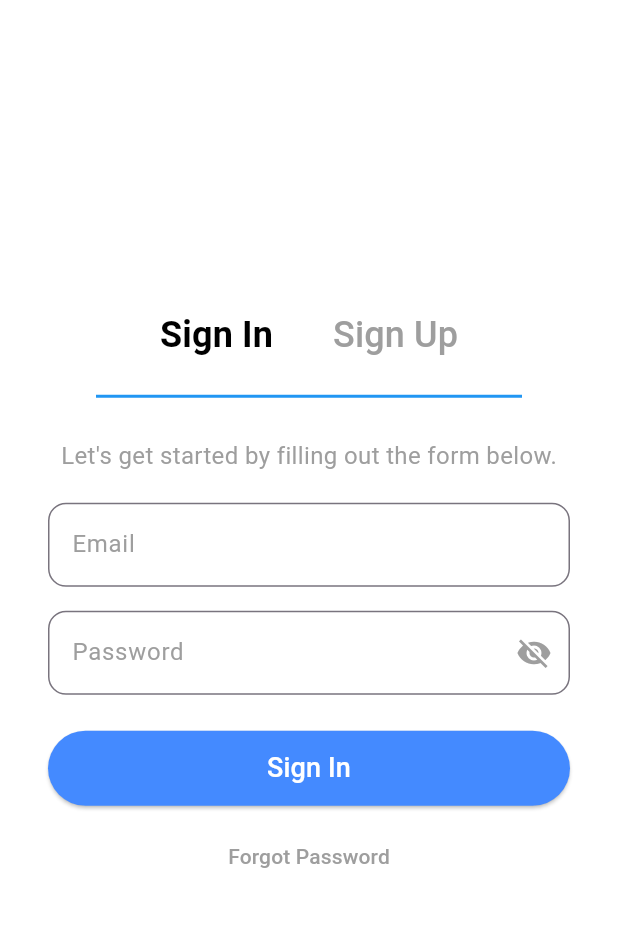
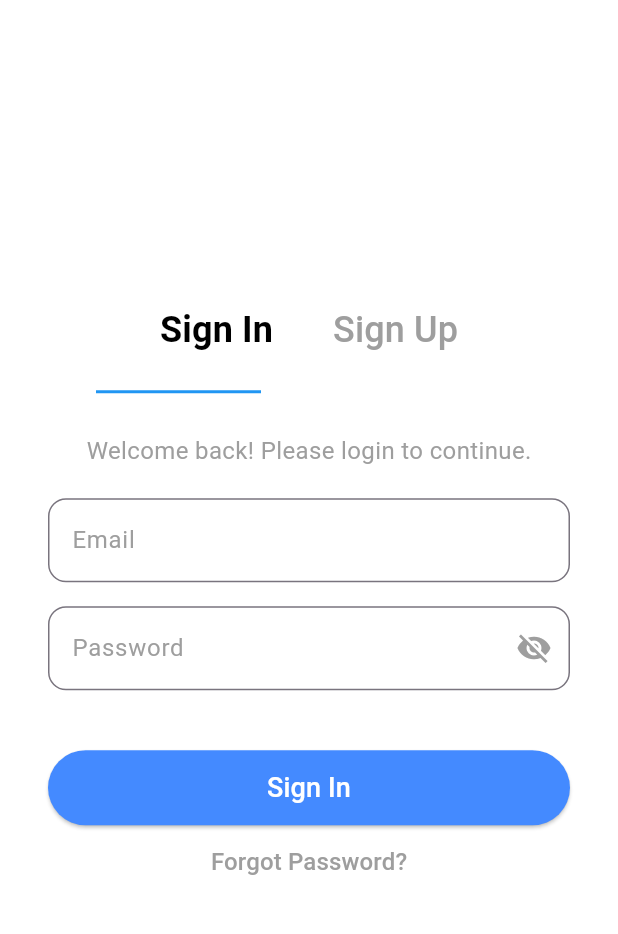
Before and after one commit to Saikat141/jobin-s-career-app, a Flutter app: the screen it shows after launch, after a tap on "Recruiter", on a phone screen of 412 x 824 dp, the part 65-999 px from its top. Run offline on Flutter 3.47's test engine with Material 3 defaults, Android fonts, the light colour scheme and no system bars; network calls fail.

Commit message:
login and sigup fied for candidate_auth

```diff
--- a/lib/templates/homepage.dart
+++ b/lib/templates/homepage.dart
@@ -1,5 +1,6 @@
 import 'package:flutter/material.dart';
-import 'package:jobins_app/templates/recuitor.dart';
+import 'package:jobins_app/templates/candidate_auth.dart';
+import 'package:jobins_app/templates/recuitor_auth.dart';
 
 class HomePage extends StatelessWidget {
   const HomePage({super.key});
@@ -78,7 +79,7 @@ class HomePage extends StatelessWidget {
                           // Action for Recruiter
                           Navigator.push(context,
                             MaterialPageRoute(
-                                builder:(context) => const RecruiterLoginScreen(),
+                                builder:(context) => const RecruiterAuthScreen(),
 
                             )
                           );
@@ -92,6 +93,12 @@ class HomePage extends StatelessWidget {
                         iconColor: Colors.teal,
                         onTap: () {
                           // Action for Candidate
+                          Navigator.push(context,
+                              MaterialPageRoute(
+                                builder:(context) => const CandidateAuthScreen(),
+
+                              )
+                          );
                         },
                       ),
                     ],
--- /dev/null
+++ b/lib/templates/recuitor_auth.dart
@@ -0,0 +1,190 @@
+import 'package:flutter/material.dart';
+
+class RecruiterAuthScreen extends StatefulWidget {
+  const RecruiterAuthScreen({super.key});
+
+  @override
+  _RecruiterAuthScreenState createState() => _RecruiterAuthScreenState();
+}
+
+class _RecruiterAuthScreenState extends State<RecruiterAuthScreen> {
+  bool isSignUp = false; // Flag to toggle between Sign In and Sign Up
+
+  @override
+  Widget build(BuildContext context) {
+    return Scaffold(
+      backgroundColor: Colors.white,
+      appBar: AppBar(
+        backgroundColor: Colors.white,
+        elevation: 0,
+        title: const Text(
+          "JOBIN's For Recruiter's",
+          style: TextStyle(color: Colors.black, fontSize: 24, fontWeight: FontWeight.w700),
+        ),
+        centerTitle: true,
+      ),
+      body: Padding(
+        padding: const EdgeInsets.symmetric(horizontal: 32.0),
+        child: Column(
+          mainAxisAlignment: MainAxisAlignment.center,
+          children: [
+            // Toggle between Sign In and Sign Up
+            Row(
+              mainAxisAlignment: MainAxisAlignment.center,
+              children: [
+                TextButton(
+                  onPressed: () {
+                    setState(() {
+                      isSignUp = false;
+                    });
+                  },
+                  child: Text(
+                    "Sign In",
+                    style: TextStyle(
+                      fontSize: 24,
+                      fontWeight: isSignUp ? FontWeight.w500 : FontWeight.bold,
+                      color: isSignUp ? Colors.grey : Colors.black,
+                    ),
+                  ),
+                ),
+                const SizedBox(width: 16),
+                TextButton(
+                  onPressed: () {
+                    setState(() {
+                      isSignUp = true;
+                    });
+                  },
+                  child: Text(
+                    "Sign Up",
+                    style: TextStyle(
+                      fontSize: 24,
+                      fontWeight: isSignUp ? FontWeight.bold : FontWeight.w500,
+                      color: isSignUp ? Colors.black : Colors.grey,
+                    ),
+                  ),
+                ),
+              ],
+            ),
+            const SizedBox(height: 8),
+            Divider(
+              color: Colors.blue,
+              thickness: 2,
+              indent: isSignUp ? MediaQuery.of(context).size.width * 0.5 : 32,
+              endIndent: isSignUp ? 32 : MediaQuery.of(context).size.width * 0.5,
+            ),
+            const SizedBox(height: 20),
+            Text(
+
+              isSignUp ? "Let's get started by filling out the form below." : "Welcome back! Please login to continue.",
+              style: const TextStyle(color: Colors.grey, fontSize: 16),
+            ),
+            const SizedBox(height: 20),
+
+            // Common Email Text Field
+            TextField(
+              decoration: InputDecoration(
+                labelText: 'Email',
+                labelStyle: const TextStyle(color: Colors.grey),
+                border: OutlineInputBorder(
+                  borderRadius: BorderRadius.circular(12),
+                  borderSide: const BorderSide(color: Colors.grey),
+                ),
+              ),
+              keyboardType: TextInputType.emailAddress,
+            ),
+            const SizedBox(height: 16),
+
+            // Additional fields for Sign Up
+            if (isSignUp)
+              Column(
+                children: [
+                  TextField(
+                    decoration: InputDecoration(
+                      labelText: 'Company Name',
+                      labelStyle: const TextStyle(color: Colors.grey),
+                      border: OutlineInputBorder(
+                        borderRadius: BorderRadius.circular(12),
+                        borderSide: const BorderSide(color: Colors.grey),
+                      ),
+                    ),
+                  ),
+                  const SizedBox(height: 16),
+                ],
+              ),
+
+            // Password Text Field
+            TextField(
+              obscureText: true,
+              decoration: InputDecoration(
+                labelText: 'Password',
+                labelStyle: const TextStyle(color: Colors.grey),
+                suffixIcon: IconButton(
+                  icon: const Icon(Icons.visibility_off, color: Colors.grey),
+                  onPressed: () {
+                    // Toggle password visibility logic if needed
+                  },
+                ),
+                border: OutlineInputBorder(
+                  borderRadius: BorderRadius.circular(12),
+                  borderSide: const BorderSide(color: Colors.grey),
+                ),
+              ),
+            ),
+            const SizedBox(height: 16),
+
+            // Confirm Password for Sign Up only
+            if (isSignUp)
+              TextField(
+                obscureText: true,
+                decoration: InputDecoration(
+                  labelText: 'Confirm Password',
+                  labelStyle: const TextStyle(color: Colors.grey),
+                  suffixIcon: IconButton(
+                    icon: const Icon(Icons.visibility_off, color: Colors.grey),
+                    onPressed: () {
+                      // Toggle confirm password visibility logic if needed
+                    },
+                  ),
+                  border: OutlineInputBorder(
+                    borderRadius: BorderRadius.circular(12),
+                    borderSide: const BorderSide(color: Colors.grey),
+                  ),
+                ),
+              ),
+            const SizedBox(height: 24),
+
+            // Sign In or Sign Up Button
+            ElevatedButton(
+              onPressed: () {
+                // Sign In or Sign Up action based on the current view
+              },
+              style: ElevatedButton.styleFrom(
+                backgroundColor: Colors.blueAccent,
+                minimumSize: const Size.fromHeight(50),
+                shape: RoundedRectangleBorder(
+                  borderRadius: BorderRadius.circular(25),
+                ),
+              ),
+              child: Text(
+                isSignUp ? 'Create Account' : 'Sign In',
+                style: const TextStyle(fontSize: 18, color: Colors.white),
+              ),
+            ),
+
+            // Forgot Password for Sign In only
+            if (!isSignUp)
+              TextButton(
+                onPressed: () {
+                  // Forgot password action
+                },
+                child: const Text(
+                  'Forgot Password?',
+                  style: TextStyle(color: Colors.grey, fontSize: 16),
+                ),
+              ),
+          ],
+        ),
+      ),
+    );
+  }
+}
```
Also changed, not shown: lib/templates/candidate_auth.dart (added, +182 -0 lines).
